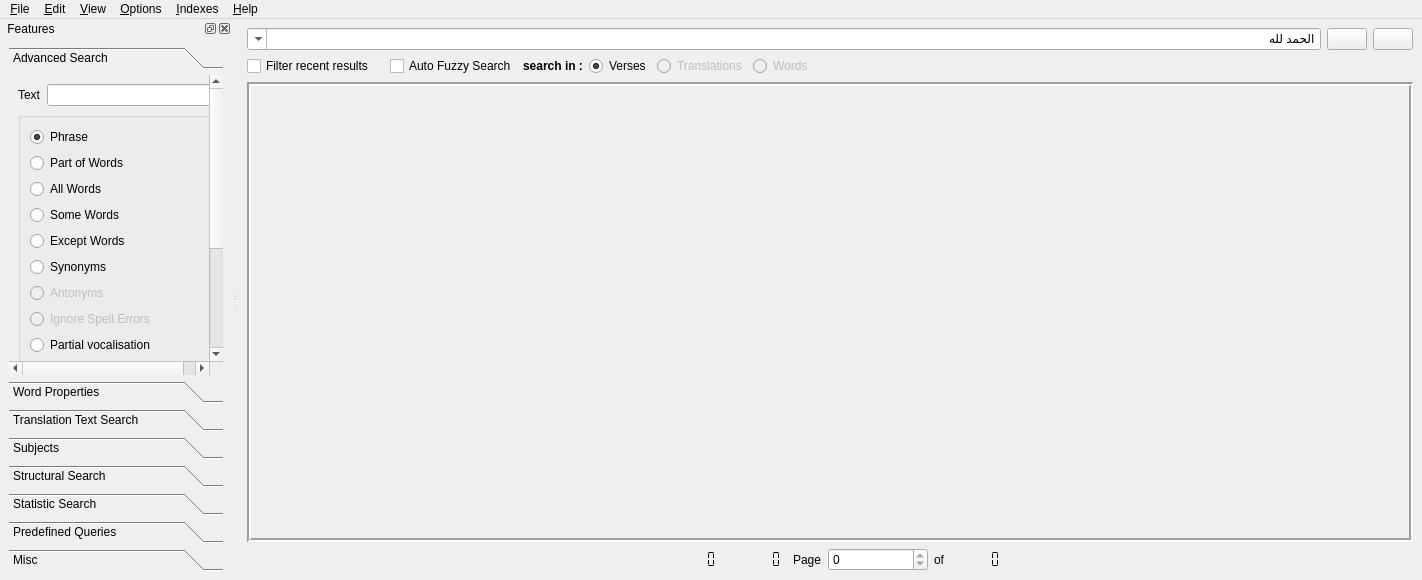
Above: src/alfanous-desktop/UI/mainform.ui from Alfanous-team/alfanous before the change. Below: the same form after it.
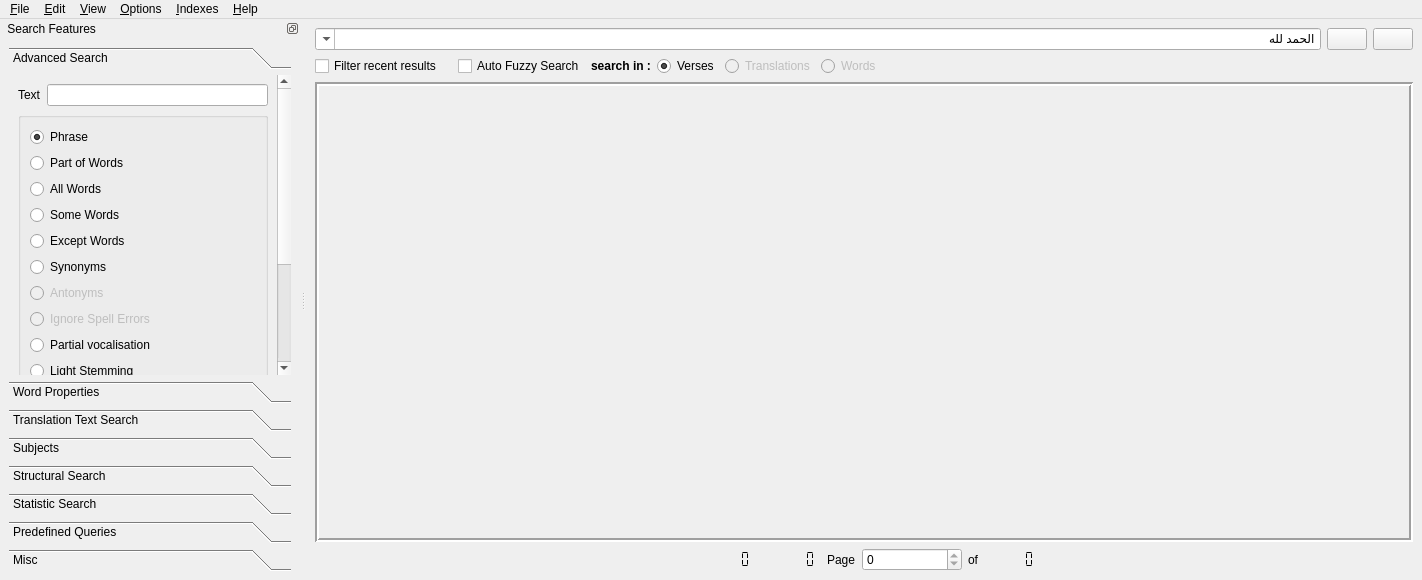
That is the form after the change. The open tabs and pages were chosen to show the change. Icons and pictures are not drawn.

Commit message: tweaks on features widget

The edit to the form file:
```diff
--- a/src/alfanous-desktop/UI/mainform.ui
+++ b/src/alfanous-desktop/UI/mainform.ui
@@ -329,6 +329,11 @@
         </item>
         <item>
          <widget class="QLCDNumber" name="o_time">
+          <property name="font">
+           <font>
+            <family>Arial</family>
+           </font>
+          </property>
           <property name="frameShape">
            <enum>QFrame::NoFrame</enum>
           </property>
@@ -373,7 +378,7 @@
          <widget class="QLCDNumber" name="o_resnum">
           <property name="font">
            <font>
-            <family>Arial Black</family>
+            <family>Arial</family>
             <pointsize>13</pointsize>
            </font>
           </property>
@@ -446,6 +451,11 @@
       </item>
       <item>
        <widget class="QLCDNumber" name="o_numpage">
+        <property name="font">
+         <font>
+          <family>Arial</family>
+         </font>
+        </property>
         <property name="toolTip">
          <string>pages number</string>
         </property>
@@ -756,7 +766,7 @@
    </property>
    <property name="minimumSize">
     <size>
-     <width>200</width>
+     <width>300</width>
      <height>402</height>
     </size>
    </property>
@@ -771,13 +781,13 @@
     <bool>false</bool>
    </property>
    <property name="features">
-    <set>QDockWidget::AllDockWidgetFeatures</set>
+    <set>QDockWidget::DockWidgetFloatable|QDockWidget::DockWidgetMovable</set>
    </property>
    <property name="allowedAreas">
     <set>Qt::LeftDockWidgetArea|Qt::RightDockWidgetArea</set>
    </property>
    <property name="windowTitle">
-    <string> Features </string>
+    <string> Search Features </string>
    </property>
    <attribute name="dockWidgetArea">
     <number>1</number>
@@ -815,8 +825,8 @@
          <rect>
           <x>0</x>
           <y>0</y>
-          <width>249</width>
-          <height>595</height>
+          <width>295</width>
+          <height>537</height>
          </rect>
         </property>
         <attribute name="label">
```
Left out of the diff: 32 changed lines with no effect on the pictures. The commit also changes 1 other file.
